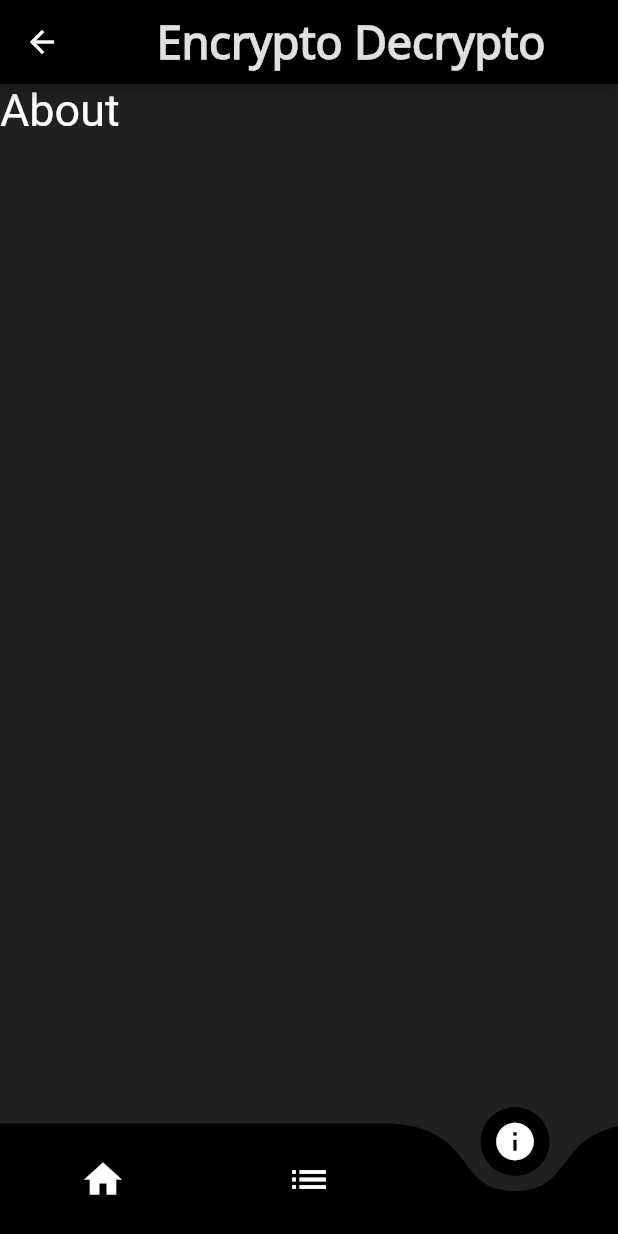
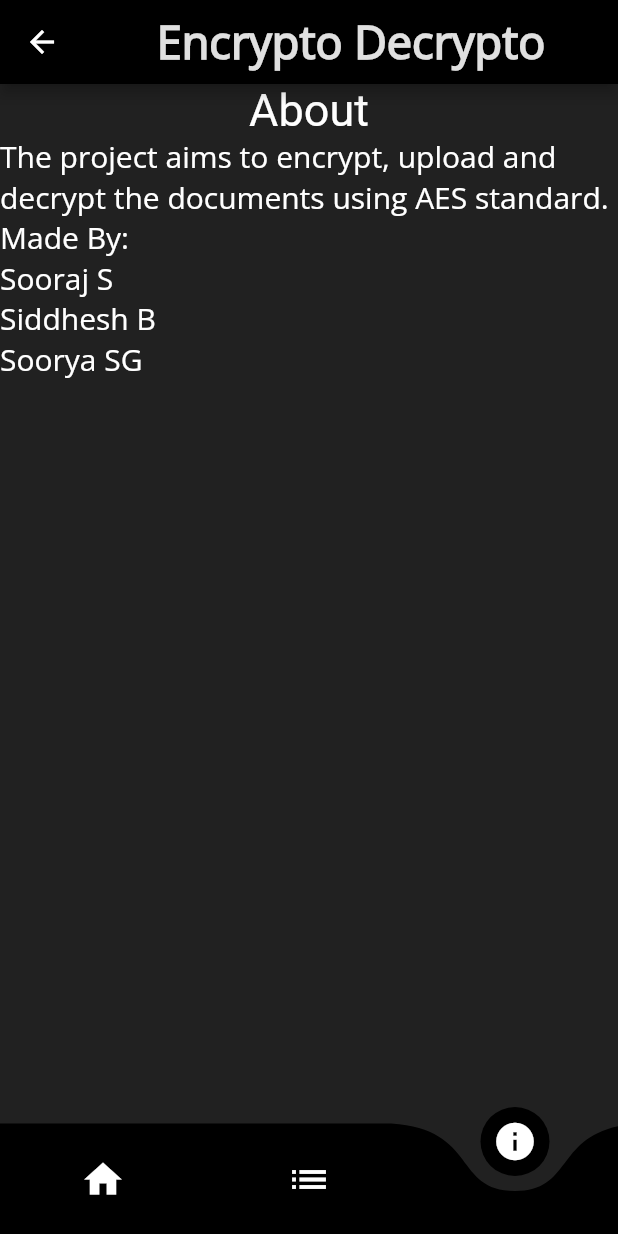
Before and after one commit to sooraj29/Encrypto_Decrypto, a Flutter app: the About screen opened by its route, on a phone screen of 412 x 824 dp. Run offline on Flutter 3.47's test engine with Material 2 defaults, Android fonts, the light colour scheme and no system bars; drawn by our look-alikes of curved_navigation_bar; our stand-ins replace file_picker, firebase_core, firebase_storage, flutter_spinkit, open_file, page_transition; accounts and stored records are empty; Roboto replaces fonts that are missing (Open-sans, open-sans).

Commit message:
About section

```diff
--- a/lib/Pages/about.dart
+++ b/lib/Pages/about.dart
@@ -51,10 +51,19 @@ class _AboutState extends State<About> {
           ),
         ),
         body:Container(
-          child: Text("About",
-            style: TextStyle(fontSize: 30.0,
-            color: Colors.white,),
+          child: Column(
+            mainAxisAlignment: MainAxisAlignment.start,
+            children: const [
+              Text("About",
+                style: TextStyle(fontSize: 30.0,
+                color: Colors.white,),
+
+              ),
+              Text("The project aims to encrypt, upload and decrypt the documents using AES standard. \nMade By:\nSooraj S\nSiddhesh B\nSoorya SG",
+                  style: TextStyle(color:Colors.white, fontSize: 20.0,fontFamily: "open-sans"))
+            ],
           ),
+
         ),
     );
   }
--- a/lib/Pages/home.dart
+++ b/lib/Pages/home.dart
@@ -35,6 +35,7 @@ const MaterialColor primaryBlack = MaterialColor(
   },
 );
 const int _blackPrimaryValue = 0xFF000000;
+
 class _HomeState extends State<Home> {
 
   UploadTask? task;
--- a/lib/Pages/loading.dart
+++ b/lib/Pages/loading.dart
@@ -31,7 +31,7 @@ class _LoadingState extends State<Loading> {
         mainAxisAlignment: MainAxisAlignment.center,
         children: [
           SpinKitCircle(
-            color: Colors.lightGreenAccent[100],
+            color: Colors.grey[100],
             size: 100.0,
           ),
           Text(
@@ -44,7 +44,7 @@ class _LoadingState extends State<Loading> {
           ),
         ],
       ),
-      backgroundColor: Colors.grey[700],
+      backgroundColor: Colors.grey[900],
     );
   }
 }
```
